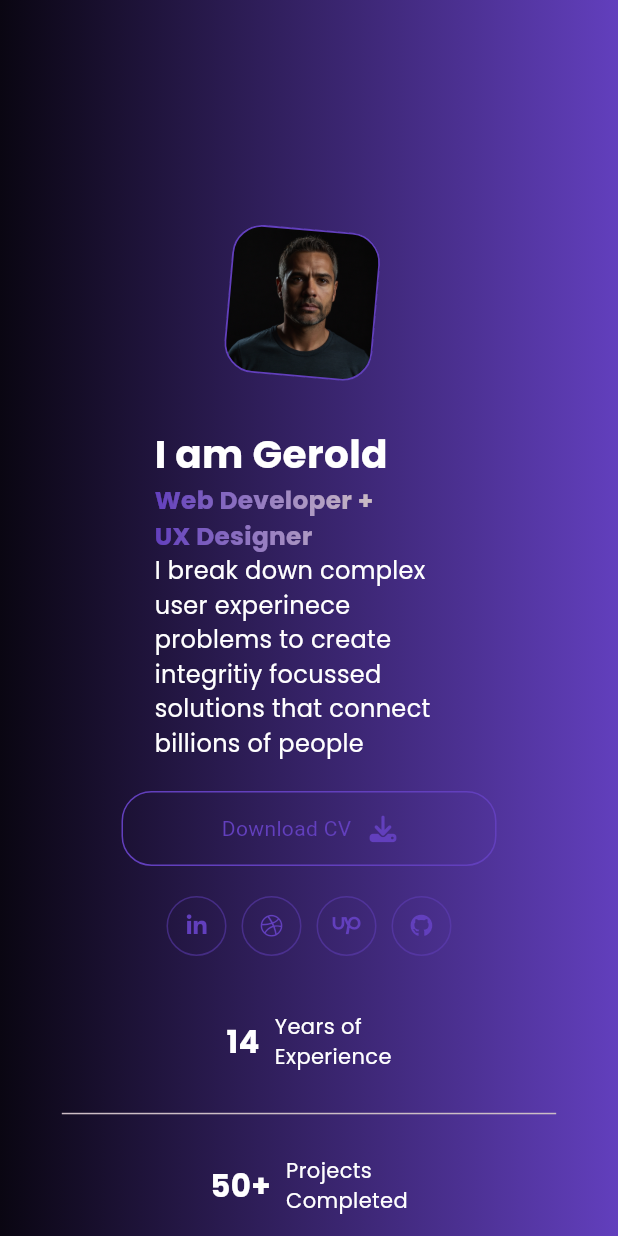
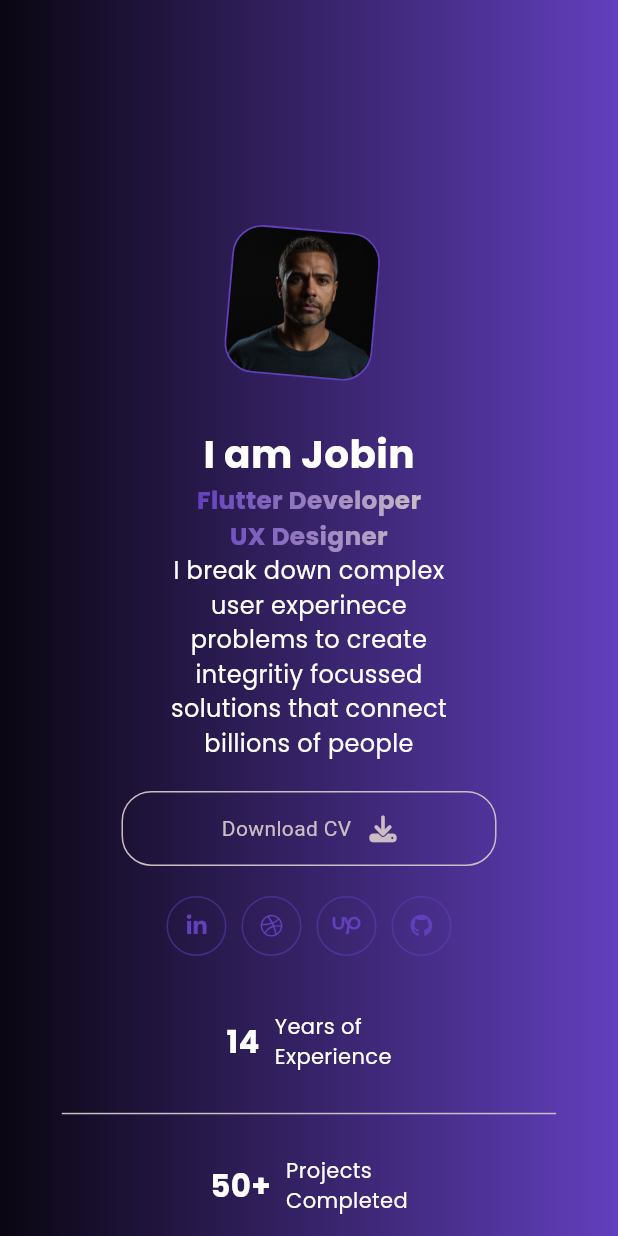
Before and after one commit to jobinsebastianralfiz/flutterweb, a Flutter app: the screen it shows after launch, on a phone screen of 412 x 824 dp. Run offline on Flutter 3.47's test engine with Material 3 defaults, Android fonts, the phone set to English and light mode, and no system bars; drawn by our look-alikes of simple_gradient_text; our stand-ins replace font_awesome_flutter.

Commit message:
second video

```diff
--- a/lib/screens/mobile/mobile_layout_page.dart
+++ b/lib/screens/mobile/mobile_layout_page.dart
@@ -4,6 +4,7 @@ import 'package:porfolio/constants/styles.dart';
 import 'package:porfolio/screens/tablet/tablet_layout_page.dart';
 import 'package:porfolio/screens/widgets/count_container_widget.dart';
 import 'package:porfolio/screens/widgets/header_text_widget.dart';
+import 'package:porfolio/screens/widgets/myservice_widgets.dart';
 import 'package:porfolio/screens/widgets/rotating_image_widget.dart';
 
 class MobileLayout extends StatefulWidget {
@@ -105,7 +106,13 @@ class _MobileLayoutState extends State<MobileLayout> {
 
                     ],
                   ),
-                )
+                ),
+
+                SizedBox(
+                  height: size.width * 0.09,
+                ),
+
+                MyServicesWidget(size: size)
               ],
             ),
           ),
--- a/lib/screens/tablet/tablet_layout_page.dart
+++ b/lib/screens/tablet/tablet_layout_page.dart
@@ -4,6 +4,7 @@ import 'package:porfolio/constants/styles.dart';
 import 'package:porfolio/screens/widgets/count_container_widget.dart';
 import 'package:porfolio/screens/widgets/download_cv_widget.dart';
 import 'package:porfolio/screens/widgets/header_text_widget.dart';
+import 'package:porfolio/screens/widgets/myservice_widgets.dart';
 import 'package:porfolio/screens/widgets/rotating_image_widget.dart';
 import 'package:porfolio/screens/widgets/social_widget.dart';
 
@@ -105,7 +106,9 @@ class _TabletLayoutState extends State<TabletLayout> {
 
                     ],
                   ),
-                )
+                ),
+
+                MyServicesWidget(size: size)
               ],
             ),
           ),
--- a/lib/screens/widgets/download_cv_widget.dart
+++ b/lib/screens/widgets/download_cv_widget.dart
@@ -16,16 +16,16 @@ class DownloadCVButton extends StatelessWidget {
       decoration: BoxDecoration(
           color: Colors.transparent,
           borderRadius: BorderRadius.circular(20),
-          border: Border.all(color: AppColors.studio)
+          border: Border.all(color: AppColors.paleSlate)
       ),
       child: Row(
         mainAxisAlignment: MainAxisAlignment.center,
         children: [
 
-          Text("Download CV",style: TextStyle(color: AppColors.studio),),
+          Text("Download CV",style: TextStyle(color: AppColors.paleSlate),),
 
           const SizedBox.square(dimension: 12,),
-          FaIcon(FontAwesomeIcons.download,color: AppColors.studio,size: 18,)
+          FaIcon(FontAwesomeIcons.download,color: AppColors.paleSlate,size: 18,)
         ],
       ),
     );
--- a/lib/screens/widgets/header_text_widget.dart
+++ b/lib/screens/widgets/header_text_widget.dart
@@ -1,8 +1,10 @@
+import 'package:flutter/cupertino.dart';
 import 'package:flutter/material.dart';
 import 'package:porfolio/constants/colors.dart';
 import 'package:porfolio/screens/widgets/download_cv_widget.dart';
 import 'package:porfolio/screens/widgets/socail_section.dart';
 import 'package:porfolio/screens/widgets/social_widget.dart';
+import 'package:porfolio/screens/widgets/text_widet.dart';
 import 'package:simple_gradient_text/simple_gradient_text.dart';
 
 class HeaderTextWidget extends StatelessWidget {
@@ -12,23 +14,73 @@ class HeaderTextWidget extends StatelessWidget {
   @override
   Widget build(BuildContext context) {
     return Container(
-
       margin: EdgeInsets.symmetric(
-          horizontal: size.width * 0.07,),
+        horizontal: size.width * 0.07,
+      ),
       child: Column(
-        crossAxisAlignment: CrossAxisAlignment.start,
+        crossAxisAlignment: size.width > 600
+            ? CrossAxisAlignment.start
+            : CrossAxisAlignment.center,
         mainAxisAlignment: MainAxisAlignment.start,
         children: [
-          Text(
-            "I am Gerold",
-            style: TextStyle(
-                fontSize: 26,
+          Container(
+              child: TextWidget(
+            sSize: size,
+            text: "I am Jobin",
             color: Colors.white,
-                fontWeight: FontWeight.bold,
-                fontFamily: 'Poppins'),
+            size: 26,
+            fw: FontWeight.bold,
+            alignment: TextAlign.center,
+          )),
+          GradientTextWidget(
+            size: size,
+            alignment: TextAlign.center,
+            text1: "Flutter Developer",
+            text2: "UX Designer",
           ),
-          GradientText(
-            "Web Developer +\nUX Designer",
+          SizedBox(
+            width: size.width * 0.5,
+            child: TextWidget(
+                sSize: size,
+                alignment: TextAlign.center,
+                text:
+                    "I break down complex user experinece problems to create integritiy focussed solutions that connect billions of people",
+                size: 16,
+                color: Colors.white,
+                fw: FontWeight.normal),
+          ),
+        ],
+      ),
+    );
+  }
+}
+
+class GradientTextWidget extends StatelessWidget {
+  final TextAlign? alignment;
+  final String? text1;
+  final String? text2;
+  final Color? color1;
+  final Color? color2;
+  final double? fsize;
+  final FontWeight? fw;
+  const GradientTextWidget(
+      {super.key,
+      required this.size,
+      this.alignment,
+      this.fw,
+      this.color1,
+      this.text1,
+      this.text2,
+      this.color2,
+      this.fsize});
+
+  final Size size;
+
+  @override
+  Widget build(BuildContext context) {
+    return GradientText(
+      textAlign: size.width < 600 && alignment != null ? alignment : null,
+      "${text1}\n${text2??""}",
       colors: [
         AppColors.studio,
         AppColors.paleSlate,
@@ -37,20 +89,6 @@ class HeaderTextWidget extends StatelessWidget {
           fontSize: size.width * 0.040,
           fontFamily: 'Poppins',
           fontWeight: FontWeight.bold),
-          ),
-          SizedBox(
-              width: size.width * 0.5,
-              child: Text(
-                "I break down complex user experinece problems to create integritiy focussed solutions that connect billions of people",
-                style: TextStyle(
-                    fontSize: 16, color: Colors.white, fontFamily: "Poppins"),
-              )),
-
-
-
-
-        ],
-      ),
     );
   }
 }
@@ -67,11 +105,12 @@ class Social_large extends StatelessWidget {
   Widget build(BuildContext context) {
     return Container(
       width: size.width * 0.5,
-
       child: Row(
         children: [
           DownloadCVButton(),
-          SizedBox(width: 20,),
+          SizedBox(
+            width: 20,
+          ),
           SocialWidget()
         ],
       ),
--- /dev/null
+++ b/lib/screens/widgets/text_widet.dart
@@ -0,0 +1,28 @@
+import 'package:flutter/material.dart';
+
+class TextWidget extends StatelessWidget {
+   final TextAlign ?alignment;
+  final String ?text;
+  final Color? color;
+  final double? size;
+  final FontWeight? fw;
+  final Size sSize;
+  const TextWidget({
+    super.key,
+    required this.sSize,
+    this.size,this.text, this.color,this.fw,this.alignment
+  });
+
+  @override
+  Widget build(BuildContext context) {
+    return Text(
+      "$text",
+      textAlign: sSize.width < 600 && alignment!=null ? alignment : null,
+      style: TextStyle(
+     fontSize: size!=null?size:sSize.width * 0.040,
+          color: color,
+          fontWeight: fw,
+          fontFamily: 'Poppins'),
+    );
+  }
+}
```
Also changed, not shown: lib/screens/largescreen/desktop_layout_page.dart (+38 -1 lines), lib/screens/widgets/myservice_widgets.dart (added, +131 -0 lines). Lines whose indentation alone changed are shown as unchanged.
